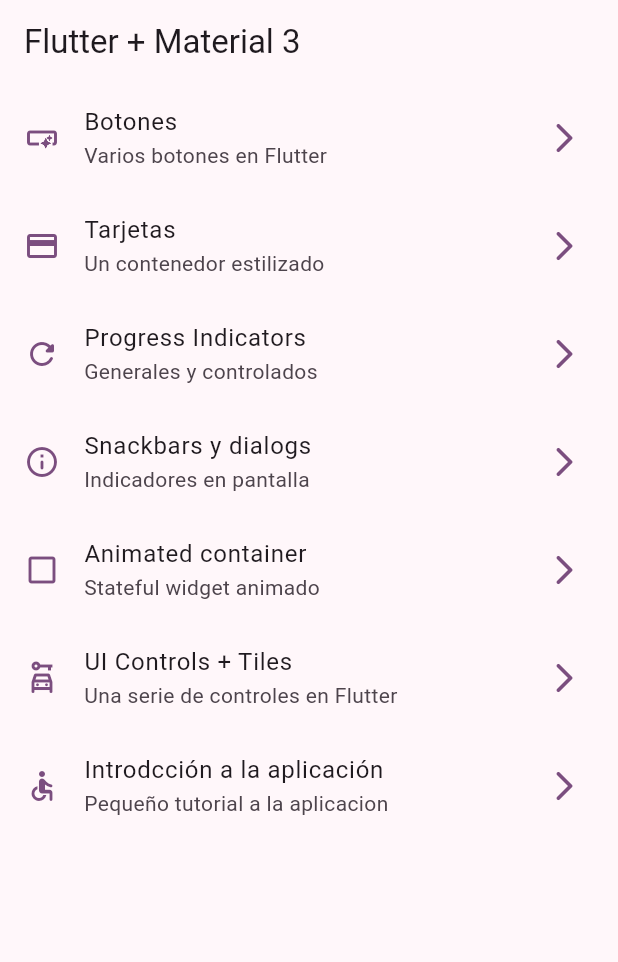
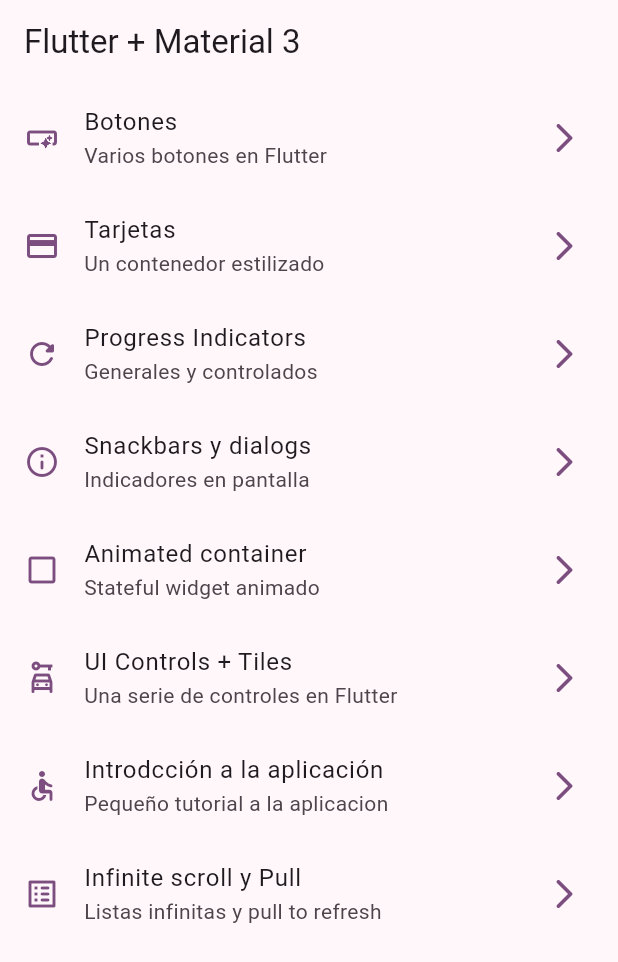
Before and after one commit to CUBILLOSCRISTIAN/widgets_app, a Flutter app: the screen it shows after launch, on a phone screen of 412 x 824 dp. Shown: the top 962 px of the screen. Run offline on Flutter 3.47's test engine with Material 3 defaults, Android fonts, the phone set to English and light mode, and no system bars; our stand-ins replace animate_do, go_router.

```diff
--- a/lib/config/menu/menu_items.dart
+++ b/lib/config/menu/menu_items.dart
@@ -53,4 +53,9 @@ const appMenuItems = <MenuItem>[
       subTitle: 'Pequeño tutorial a la aplicacion',
       link: '/tutorial',
       icon: Icons.accessible_rounded),
+  MenuItem(
+      title: 'Infinite scroll y Pull',
+      subTitle: 'Listas infinitas y pull to refresh',
+      link: '/infinite',
+      icon: Icons.list_alt_rounded),
 ];
--- a/lib/config/router/app_router.dart
+++ b/lib/config/router/app_router.dart
@@ -45,5 +45,10 @@ final appRouter = GoRouter(
       name: AppTutorialScreen.name,
       builder: (context, state) => const AppTutorialScreen(),
     ),
+    GoRoute(
+      path: '/infinite',
+      name: InfiniteScrollScreen.name,
+      builder: (context, state) => const InfiniteScrollScreen(),
+    ),
   ],
 );
--- a/lib/presentation/screens/cards/cards_screen.dart
+++ b/lib/presentation/screens/cards/cards_screen.dart
@@ -26,9 +26,7 @@ class CardsScreen extends StatelessWidget {
 }
 
 class _CardsView extends StatelessWidget {
-  const _CardsView({
-    super.key,
-  });
+  const _CardsView();
 
   @override
   Widget build(BuildContext context) {
@@ -162,7 +160,6 @@ class _CardType4 extends StatelessWidget {
 
   @override
   Widget build(BuildContext context) {
-
     return Card(
       clipBehavior: Clip.hardEdge, //No se salga de su padre
       elevation: elevation,
--- a/lib/presentation/screens/ui_controls/ui_control_screen.dart
+++ b/lib/presentation/screens/ui_controls/ui_control_screen.dart
@@ -10,7 +10,7 @@ class UiControlScreen extends StatelessWidget {
       appBar: AppBar(
         title: const Text('Ui controls'),
       ),
-      body: _UiControlsView(),
+      body: const _UiControlsView(),
     );
   }
 }
```
Also changed, not shown: lib/presentation/screens/infinite_scroll/infinite_scroll_screen.dart (+32 -2 lines).
